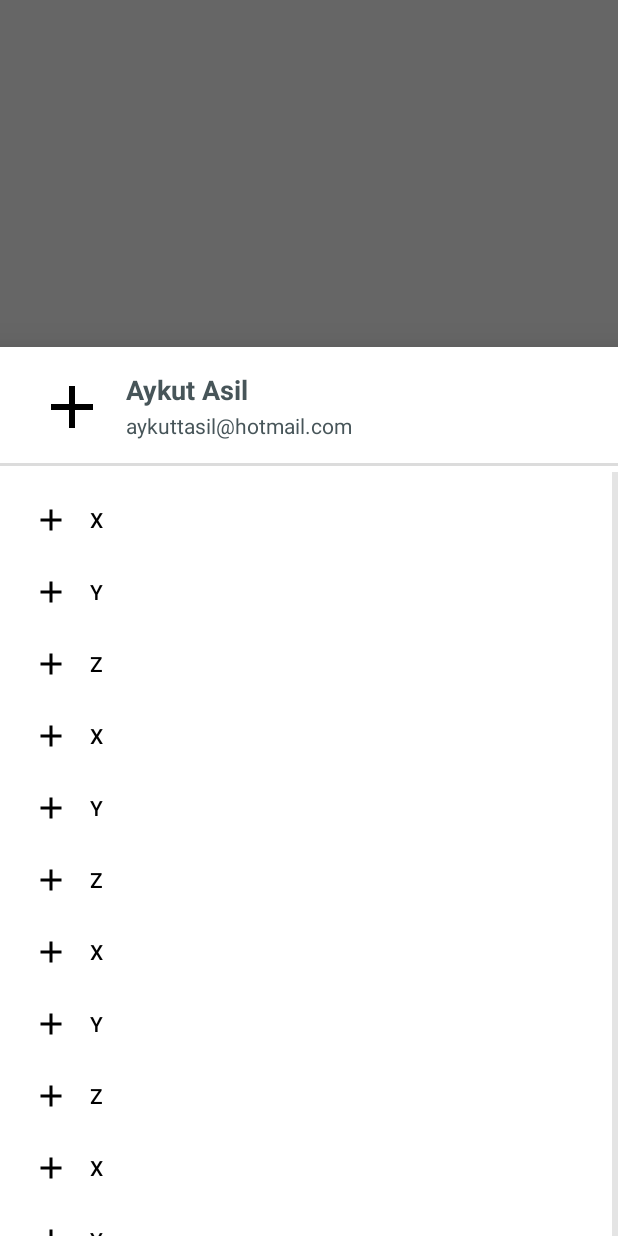
After one commit to aykuttasil/sweetloc, an Android app: the fragment BottomNavigationDrawerFragment placed in its activity, on a phone screen of 412 x 824 dp. The commit adds this screen. Run offline under Robolectric (Android 15) with nearby library versions, the phone set to English and light mode, and no system bars; our stand-ins replace Dagger/Hilt's generated code, Firebase (no records; nobody signed in at launch, a user with empty details on screens opened directly), RxJava, Timber, navigation-ui; libraries missing offline, so code that uses them is left out: com.afollestad.assent, com.onesignal, com.orhanobut.logger, kotlinx.coroutines.rx2; 1 statement that could not run was skipped.

Commit message:
bottomappbar sample

```diff
--- a/app/src/main/java/com/aykuttasil/sweetloc/ui/fragment/roommemberlist/RoomMemberListFragment.kt
+++ b/app/src/main/java/com/aykuttasil/sweetloc/ui/fragment/roommemberlist/RoomMemberListFragment.kt
@@ -20,6 +20,7 @@ import com.aykuttasil.sweetloc.di.ViewModelFactory
 import com.aykuttasil.sweetloc.ui.BaseAndroidViewModel
 import com.aykuttasil.sweetloc.ui.fragment.BaseFragment
 import com.aykuttasil.sweetloc.ui.fragment.IFragmentContract
+import com.aykuttasil.sweetloc.widget.BottomNavigationDrawerFragment
 import com.google.firebase.dynamiclinks.DynamicLink
 import com.google.firebase.dynamiclinks.FirebaseDynamicLinks
 import kotlinx.android.synthetic.main.room_memberlist_fragment.*
@@ -56,6 +57,10 @@ class RoomMemberListFragment : BaseFragment(), IFragmentContract, Injectable {
 
     override fun initUiComponents() {
         listRoomMember.adapter = RoomMembersAdapter()
+        fabBottomNavigation.setOnClickListener {
+            val bottomNavDrawerFragment = BottomNavigationDrawerFragment()
+            bottomNavDrawerFragment.show(childFragmentManager, bottomNavDrawerFragment.tag)
+        }
     }
 
     override fun initViewModel() {
--- /dev/null
+++ b/app/src/main/java/com/aykuttasil/sweetloc/widget/BottomNavigationDrawerFragment.kt
@@ -0,0 +1,30 @@
+package com.aykuttasil.sweetloc.widget
+
+import android.os.Bundle
+import android.view.LayoutInflater
+import android.view.View
+import android.view.ViewGroup
+import com.aykuttasil.sweetloc.R
+import com.google.android.material.bottomsheet.BottomSheetDialogFragment
+import kotlinx.android.synthetic.main.fragment_bottomsheet.*
+import org.jetbrains.anko.toast
+
+class BottomNavigationDrawerFragment : BottomSheetDialogFragment() {
+
+    override fun onCreateView(inflater: LayoutInflater, container: ViewGroup?, savedInstanceState: Bundle?): View? {
+        return inflater.inflate(R.layout.fragment_bottomsheet, container, false)
+    }
+
+    override fun onViewCreated(view: View, savedInstanceState: Bundle?) {
+        super.onViewCreated(view, savedInstanceState)
+        navigation_view.setNavigationItemSelectedListener { menuItem ->
+            // Bottom Navigation Drawer menu item clicks
+            when (menuItem.itemId) {
+                R.id.nav1 -> context!!.toast("X")
+                R.id.nav2 -> context!!.toast("Y")
+                R.id.nav3 -> context!!.toast("Z")
+            }
+            true
+        }
+    }
+}
--- a/app/src/main/res/layout/activity_splash.xml
+++ b/app/src/main/res/layout/activity_splash.xml
@@ -17,4 +17,5 @@
         app:layout_constraintEnd_toEndOf="parent"
         app:layout_constraintStart_toStartOf="parent"
         app:layout_constraintTop_toTopOf="parent" />
+
 </androidx.constraintlayout.widget.ConstraintLayout>
--- /dev/null
+++ b/app/src/main/res/layout/bottom_dialog_header.xml
@@ -0,0 +1,24 @@
+<?xml version="1.0" encoding="utf-8"?>
+<LinearLayout xmlns:android="http://schemas.android.com/apk/res/android"
+    android:layout_width="match_parent"
+    android:layout_height="match_parent"
+    android:orientation="vertical">
+
+    <TextView
+        android:id="@+id/textView6"
+        android:layout_width="match_parent"
+        android:layout_height="wrap_content"
+        android:fontFamily="casual"
+        android:padding="10sp"
+        android:text="QWERTY"
+        android:textAlignment="center"
+        android:textSize="18sp"
+        android:textStyle="bold" />
+
+    <TextView
+        android:id="@+id/textView8"
+        android:layout_width="match_parent"
+        android:layout_height="wrap_content"
+        android:padding="10sp"
+        android:text="Başlık Açıklama" />
+</LinearLayout>
--- /dev/null
+++ b/app/src/main/res/layout/fragment_bottomsheet.xml
@@ -0,0 +1,105 @@
+<?xml version="1.0" encoding="utf-8"?>
+<androidx.constraintlayout.widget.ConstraintLayout xmlns:android="http://schemas.android.com/apk/res/android"
+    xmlns:app="http://schemas.android.com/apk/res-auto"
+    android:id="@+id/navigation_view_layout"
+    android:layout_width="match_parent"
+    android:layout_height="wrap_content"
+
+    app:layout_behavior="@string/bottom_sheet_behavior"
+    app:behavior_hideable="false"
+    app:behavior_peekHeight="50dp">
+
+    <com.google.android.material.navigation.NavigationView
+        android:id="@+id/navigation_view"
+        android:layout_width="match_parent"
+        android:layout_height="wrap_content"
+        android:layout_gravity="bottom"
+        android:layout_marginTop="4dp"
+        android:paddingBottom="40dp"
+        app:layout_constraintEnd_toEndOf="parent"
+        app:layout_constraintHorizontal_bias="0.0"
+        app:layout_constraintStart_toStartOf="parent"
+        app:layout_constraintTop_toBottomOf="@+id/view2"
+        app:menu="@menu/bottom_nav_drawer_menu" />
+
+    <TextView
+        android:id="@+id/textView"
+        android:layout_width="wrap_content"
+        android:layout_height="wrap_content"
+        android:layout_marginStart="12dp"
+        android:layout_marginTop="16dp"
+        android:text="Aykut Asil"
+        android:textColor="@color/colorAccent"
+        android:textSize="18sp"
+        android:textStyle="bold"
+        app:layout_constraintStart_toEndOf="@+id/imageView"
+        app:layout_constraintTop_toTopOf="parent" />
+
+    <TextView
+        android:id="@+id/textView2"
+        android:layout_width="wrap_content"
+        android:layout_height="wrap_content"
+        android:layout_marginTop="2dp"
+        android:text="aykuttasil@hotmail.com"
+        android:textColor="@color/colorAccent"
+        app:layout_constraintStart_toStartOf="@+id/textView"
+        app:layout_constraintTop_toBottomOf="@+id/textView" />
+
+    <ImageView
+        android:id="@+id/imageView"
+        android:layout_width="48dp"
+        android:layout_height="48dp"
+        android:layout_marginStart="24dp"
+        android:background="@drawable/ic_add_black_24dp"
+        app:layout_constraintStart_toStartOf="parent"
+        app:layout_constraintTop_toTopOf="@+id/textView" />
+
+    <View
+        android:id="@+id/view2"
+        android:layout_width="match_parent"
+        android:layout_height="2dip"
+        android:layout_marginTop="15dp"
+        android:background="#447e7e7e"
+        app:layout_constraintEnd_toEndOf="parent"
+        app:layout_constraintHorizontal_bias="0.0"
+        app:layout_constraintStart_toStartOf="parent"
+        app:layout_constraintTop_toBottomOf="@+id/textView2" />
+
+    <ImageView
+        android:id="@+id/close_imageview"
+        android:layout_width="24dp"
+        android:layout_height="24dp"
+        android:layout_marginTop="8dp"
+        android:layout_marginEnd="16dp"
+        android:layout_marginBottom="8dp"
+        android:background="@drawable/com_facebook_close"
+        android:visibility="gone"
+        app:layout_constraintBottom_toBottomOf="@+id/textView2"
+        app:layout_constraintEnd_toEndOf="parent"
+        app:layout_constraintTop_toTopOf="@+id/textView" />
+
+</androidx.constraintlayout.widget.ConstraintLayout><!--
+<?xml version="1.0" encoding="utf-8"?>
+<androidx.constraintlayout.widget.ConstraintLayout xmlns:android="http://schemas.android.com/apk/res/android"
+    xmlns:app="http://schemas.android.com/apk/res-auto"
+    android:layout_width="match_parent"
+    android:layout_height="wrap_content"
+    app:behavior_hideable="true"
+    app:layout_behavior="@string/bottom_sheet_behavior">
+
+    <com.google.android.material.navigation.NavigationView
+        android:id="@+id/navigation_view"
+        android:layout_width="match_parent"
+        android:layout_height="wrap_content"
+        android:layout_gravity="bottom"
+        android:layout_marginStart="8dp"
+        android:layout_marginTop="8dp"
+        android:layout_marginEnd="8dp"
+        app:headerLayout="@layout/bottom_dialog_header"
+        app:layout_constraintEnd_toEndOf="parent"
+        app:layout_constraintStart_toStartOf="parent"
+        app:layout_constraintTop_toTopOf="parent"
+        app:menu="@menu/bottom_nav_drawer_menu" />
+
+</androidx.constraintlayout.widget.ConstraintLayout>
+-->
--- a/app/src/main/res/layout/room_memberlist_fragment.xml
+++ b/app/src/main/res/layout/room_memberlist_fragment.xml
@@ -3,6 +3,13 @@
     xmlns:app="http://schemas.android.com/apk/res-auto"
     xmlns:tools="http://schemas.android.com/tools"
     tools:context="com.aykuttasil.sweetloc.ui.fragment.roommemberlist.RoomMemberListFragment">
+
+    <data>
+
+        <variable
+            name="viewModel"
+            type="com.aykuttasil.sweetloc.ui.fragment.roommemberlist.RoomMemberListViewModel" />
+    </data>
 
     <androidx.coordinatorlayout.widget.CoordinatorLayout
         android:layout_width="match_parent"
@@ -18,13 +25,30 @@
             app:listData="@{viewModel.liveRoomMemberList}"
             tools:listitem="@layout/listitem_roommember" />
 
+        <com.google.android.material.bottomappbar.BottomAppBar
+            android:id="@+id/bottomAppBar"
+            android:layout_width="match_parent"
+            android:layout_height="wrap_content"
+            android:layout_gravity="bottom"
+            app:backgroundTint="@color/accent"
+            app:buttonGravity="bottom"
+            app:fabAlignmentMode="center"
+            app:hideOnScroll="true"
+            app:layout_scrollFlags="scroll|enterAlways"
+            app:menu="@menu/room_list"
+            app:navigationIcon="@drawable/ic_backspace_dark">
+
+        </com.google.android.material.bottomappbar.BottomAppBar>
+
+        <com.google.android.material.floatingactionbutton.FloatingActionButton
+            android:id="@+id/fabBottomNavigation"
+            android:layout_width="wrap_content"
+            android:layout_height="wrap_content"
+            android:src="@drawable/ic_add_black_24dp"
+            app:backgroundTint="@color/color4"
+            app:elevation="5dp"
+            app:layout_anchor="@id/bottomAppBar" />
+
     </androidx.coordinatorlayout.widget.CoordinatorLayout>
 
-    <data>
-
-        <variable
-            name="viewModel"
-            type="com.aykuttasil.sweetloc.ui.fragment.roommemberlist.RoomMemberListViewModel" />
-    </data>
-
 </layout>
--- /dev/null
+++ b/app/src/main/res/menu/bottom_nav_drawer_menu.xml
@@ -0,0 +1,101 @@
+<?xml version="1.0" encoding="utf-8"?>
+<menu xmlns:android="http://schemas.android.com/apk/res/android">
+    <group android:checkableBehavior="none">
+        <item
+            android:id="@+id/nav1"
+            android:icon="@drawable/ic_add_black_24dp"
+            android:title="X" />
+        <item
+            android:id="@+id/nav2"
+            android:icon="@drawable/ic_add_black_24dp"
+            android:title="Y" />
+        <item
+            android:id="@+id/nav3"
+            android:icon="@drawable/ic_add_black_24dp"
+            android:title="Z" />
+        <item
+            android:id="@+id/nav4"
+            android:icon="@drawable/ic_add_black_24dp"
+            android:title="X" />
+        <item
+            android:id="@+id/nav5"
+            android:icon="@drawable/ic_add_black_24dp"
+            android:title="Y" />
+        <item
+            android:id="@+id/nav6"
+            android:icon="@drawable/ic_add_black_24dp"
+            android:title="Z" />
+        <item
+            android:id="@+id/nav7"
+            android:icon="@drawable/ic_add_black_24dp"
+            android:title="X" />
+        <item
+            android:id="@+id/nav8"
+            android:icon="@drawable/ic_add_black_24dp"
+            android:title="Y" />
+        <item
+            android:id="@+id/nav9"
+            android:icon="@drawable/ic_add_black_24dp"
+            android:title="Z" />
+        <item
+            android:id="@+id/nav11"
+            android:icon="@drawable/ic_add_black_24dp"
+            android:title="X" />
+        <item
+            android:id="@+id/nav22"
+            android:icon="@drawable/ic_add_black_24dp"
+            android:title="Y" />
+        <item
+            android:id="@+id/nav34"
+            android:icon="@drawable/ic_add_black_24dp"
+            android:title="Z" />
+        <item
+            android:id="@+id/nav123"
+            android:icon="@drawable/ic_add_black_24dp"
+            android:title="X" />
+        <item
+            android:id="@+id/nav234"
+            android:icon="@drawable/ic_add_black_24dp"
+            android:title="Y" />
+        <item
+            android:id="@+id/nav453"
+            android:icon="@drawable/ic_add_black_24dp"
+            android:title="Z" />
+        <item
+            android:id="@+id/nav341"
+            android:icon="@drawable/ic_add_black_24dp"
+            android:title="X" />
+        <item
+            android:id="@+id/nav452"
+            android:icon="@drawable/ic_add_black_24dp"
+            android:title="Y" />
+        <item
+            android:id="@+id/nadv3"
+            android:icon="@drawable/ic_add_black_24dp"
+            android:title="Z" />
+        <item
+            android:id="@+id/nafv1"
+            android:icon="@drawable/ic_add_black_24dp"
+            android:title="X" />
+        <item
+            android:id="@+id/navg2"
+            android:icon="@drawable/ic_add_black_24dp"
+            android:title="Y" />
+        <item
+            android:id="@+id/najv3"
+            android:icon="@drawable/ic_add_black_24dp"
+            android:title="Z" />
+        <item
+            android:id="@+id/nhav1"
+            android:icon="@drawable/ic_add_black_24dp"
+            android:title="X" />
+        <item
+            android:id="@+id/nadsv2"
+            android:icon="@drawable/ic_add_black_24dp"
+            android:title="Y" />
+        <item
+            android:id="@+id/ngav3"
+            android:icon="@drawable/ic_add_black_24dp"
+            android:title="Z" />
+    </group>
+</menu>
--- a/app/src/main/res/navigation/nav_graph.xml
+++ b/app/src/main/res/navigation/nav_graph.xml
@@ -54,12 +54,23 @@
             android:defaultValue="XXX"
             app:argType="string"
             app:nullable="true" />
-        <deepLink
+        <argument
+            android:name="isDeepLinkforMemberRecord"
+            app:argType="boolean"
+            android:defaultValue="false" />
+        <!--<deepLink
             android:id="@+id/deepLink"
-            app:uri="https://sweetloc/rooms/{roomId}?roomName={roomName}" />
+            app:uri="https://sweetloc/rooms/{roomId}?roomName={roomName}" />-->
     </fragment>
     <fragment
         android:id="@+id/profileFragment"
         android:name="com.aykuttasil.sweetloc.ui.fragment.profile.ProfileFragment"
         android:label="Profile" />
+    <action
+        android:id="@+id/action_global_roomMemberListFragment"
+        app:destination="@id/roomMemberListFragment"
+        app:enterAnim="@anim/nav_default_enter_anim"
+        app:exitAnim="@anim/nav_default_exit_anim"
+        app:popEnterAnim="@anim/nav_default_pop_enter_anim"
+        app:popExitAnim="@anim/nav_default_pop_exit_anim" />
 </navigation>
```
